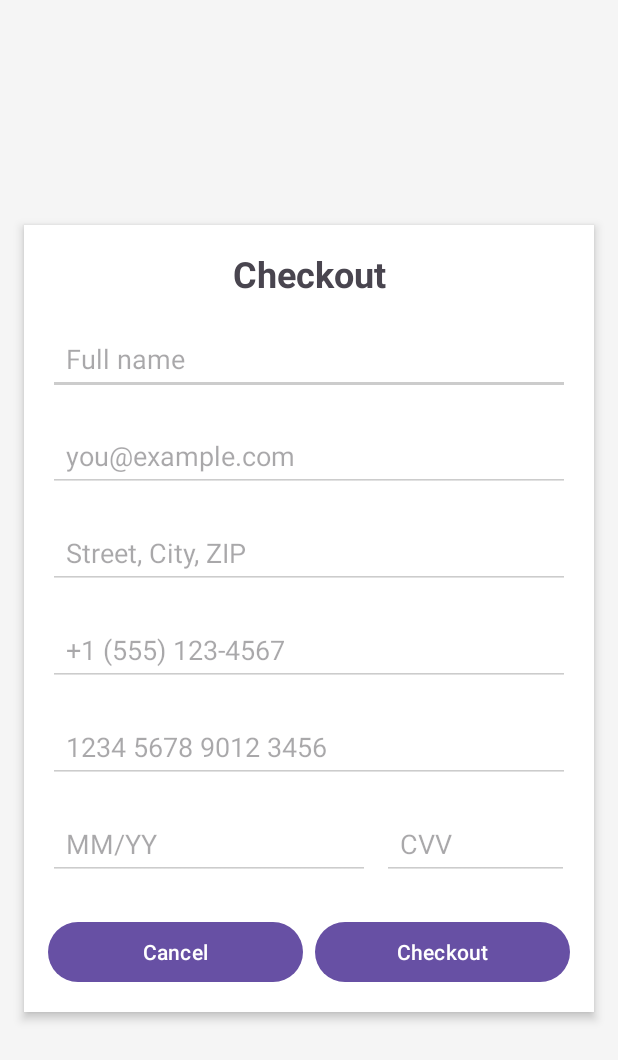
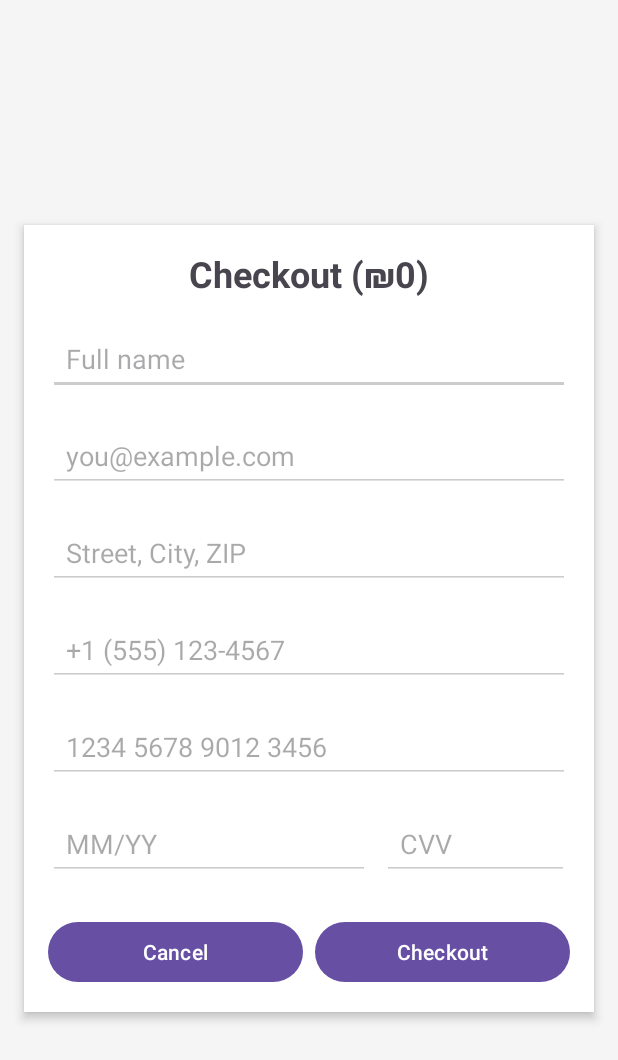
Before and after one commit to omarkashour/GamesAndroidApp, an Android app: the ShoppingCartActivity screen opened directly, with no data from a screen before it, after a tap on "Checkout", on a phone screen of 412 x 824 dp. Shown: the top 1060 px of the screen. Run offline under Robolectric (Android 15) with nearby library versions, the phone set to English and light mode, and no system bars.

Commit message:
Implemented checkout

```diff
--- a/app/src/main/java/com/example/gamesapp/CheckoutActivity.java
+++ b/app/src/main/java/com/example/gamesapp/CheckoutActivity.java
@@ -1,6 +1,14 @@
 package com.example.gamesapp;
 
+import android.content.Intent;
+import android.content.SharedPreferences;
 import android.os.Bundle;
+import android.preference.PreferenceManager;
+import android.util.Log;
+import android.widget.Button;
+import android.widget.EditText;
+import android.widget.TextView;
+import android.widget.Toast;
 
 import androidx.activity.EdgeToEdge;
 import androidx.appcompat.app.AppCompatActivity;
@@ -8,8 +16,31 @@ import androidx.core.graphics.Insets;
 import androidx.core.view.ViewCompat;
 import androidx.core.view.WindowInsetsCompat;
 
+import com.example.gamesapp.data_access.Game;
+import com.example.gamesapp.data_access.GameDAFactory;
+import com.example.gamesapp.data_access.IGameDA;
+import com.google.gson.Gson;
+import com.google.gson.reflect.TypeToken;
+
+import java.lang.reflect.Type;
+import java.util.List;
+
 public class CheckoutActivity extends AppCompatActivity {
 
+    private EditText editName;
+    private EditText editEmail;
+    private EditText editAddress;
+    private EditText editPhone;
+    private EditText editCC;
+    private EditText editExpiry;
+    private EditText editCvv;
+    private Button btnCancel;
+    private Button btnCheckout;
+    private TextView txtTitle;
+    private int total = 0;
+
+    SharedPreferences prefs;
+    SharedPreferences.Editor editor;
     @Override
     protected void onCreate(Bundle savedInstanceState) {
         super.onCreate(savedInstanceState);
@@ -20,5 +51,88 @@ public class CheckoutActivity extends AppCompatActivity {
             v.setPadding(systemBars.left, systemBars.top, systemBars.right, systemBars.bottom);
             return insets;
         });
+
+        setupViews();
+        setupPrefs();
+        handleCancel();
+        handleIntent();
+        handleCheckout();
+    }
+
+    private void handleCheckout() {
+        btnCheckout.setOnClickListener(e->{
+            String name = editName.getText().toString().trim();
+            String email = editEmail.getText().toString().trim();
+            String address = editAddress.getText().toString().trim();
+            String phone = editPhone.getText().toString().trim();
+            String cc = editCC.getText().toString().trim();
+            String expiry = editExpiry.getText().toString().trim();
+            String cvv = editCvv.getText().toString().trim();
+            Gson g = new Gson();
+
+            List<Game> cart = getCart();
+            String json = prefs.getString(MainActivity.GAMES,"");
+            Type type = new TypeToken<List<Game>>() {}.getType();
+            List<Game> games = g.fromJson(json, type);
+            if(cart != null){
+                for(Game cartGame : cart) {
+                    for (Game game : games) {
+                        if (cartGame.getTitle().equals(game.getTitle())) {
+                            game.setQuantity(game.getQuantity() - 1);
+                        }
+                    }
+                }
+            }
+            String json2 = g.toJson(games);
+            editor.putString(MainActivity.GAMES,json2);
+            editor.commit();
+            Toast.makeText(this, "Checkout Successful!", Toast.LENGTH_SHORT).show();
+            this.finish();
+
+        });
+    }
+
+
+    private List<Game> getCart() {
+        boolean flag = prefs.getBoolean(ItemDetailsActivity.FLAG_CART, false);
+        Gson gson = new Gson();
+        if (flag) {
+            String json = prefs.getString(ItemDetailsActivity.CART, "");
+            Type type = new TypeToken<List<Game>>() {
+            }.getType();
+            List<Game> cart = gson.fromJson(json, type);
+            return cart;
+        }
+        return null;
+    }
+
+    private void handleIntent() {
+        Intent intent = getIntent();
+        total = intent.getIntExtra(ShoppingCartActivity.TOTAL,0);
+        txtTitle.setText("Checkout (₪"+total+")");
+    }
+
+    private void handleCancel() {
+        btnCancel.setOnClickListener(e->{
+            this.finish();
+        });
+    }
+
+    private void setupViews() {
+        editName = findViewById(R.id.editName);
+        editEmail = findViewById(R.id.editEmail);
+        editAddress = findViewById(R.id.editAddress);
+        editPhone = findViewById(R.id.editPhone);
+        editCC = findViewById(R.id.editCC);
+        editExpiry = findViewById(R.id.editExpiry);
+        editCvv = findViewById(R.id.editCvv);
+        btnCancel = findViewById(R.id.btnCancel);
+        btnCheckout = findViewById(R.id.btnCheckout);
+        txtTitle = findViewById(R.id.txtTitle);
+    }
+
+    private void setupPrefs() {
+        prefs = PreferenceManager.getDefaultSharedPreferences(this);
+        editor = prefs.edit();
     }
 }
--- a/app/src/main/java/com/example/gamesapp/MainActivity.java
+++ b/app/src/main/java/com/example/gamesapp/MainActivity.java
@@ -74,6 +74,7 @@ public class MainActivity extends AppCompatActivity {
 
     }
 
+
     private void handleItemClick() {
 
         listGames.setOnItemClickListener((adapterView, view, i, l) -> {
@@ -104,7 +105,7 @@ public class MainActivity extends AppCompatActivity {
     }
 
     private void handleFilters(){
-        btnFilters.setOnClickListener(e->{ // here we have to display a popup filters menu
+        btnFilters.setOnClickListener(e->{
             Intent intent = new Intent(MainActivity.this, FiltersActivity.class);
             startActivity(intent);
         });
@@ -112,6 +113,7 @@ public class MainActivity extends AppCompatActivity {
 
     private void handleSearch(){
         btnSearch.setOnClickListener(e->{
+            checkPrefs(); // update games list before searching
             String gameTitle = editSearch.getText().toString().trim();
 //            Log.i("query", searchQuery);
             if(filters == null) {
--- a/app/src/main/java/com/example/gamesapp/ShoppingCartActivity.java
+++ b/app/src/main/java/com/example/gamesapp/ShoppingCartActivity.java
@@ -30,6 +30,7 @@ public class ShoppingCartActivity extends AppCompatActivity {
     private Button btnCheckout;
     private ListView listCart;
     private TextView txtTotalPrice;
+    static final String TOTAL = "TOTAL";
     private int total = 0;
     SharedPreferences prefs;
     SharedPreferences.Editor editor;
@@ -54,13 +55,19 @@ public class ShoppingCartActivity extends AppCompatActivity {
     private void handleCheckout() {
         btnCheckout.setOnClickListener(e->{
             Intent intent = new Intent(ShoppingCartActivity.this, CheckoutActivity.class);
-//            intent.putExtra()
+            intent.putExtra(TOTAL,total);
             startActivity(intent);
+            this.finish();
         });
     }
 
     private void handleClearCart() {
         btnClearCart.setOnClickListener(e->{
+            clearCart();
+        });
+    }
+
+     void clearCart() {
         boolean flag = prefs.getBoolean(ItemDetailsActivity.FLAG_CART, false);
         Gson gson = new Gson();
         if (flag) {
@@ -71,7 +78,6 @@ public class ShoppingCartActivity extends AppCompatActivity {
             fillView(cart);
             updateTotalPrice(cart);
         }
-        });
     }
 
     private void setupPrefs() {
--- a/app/src/main/res/layout/activity_checkout.xml
+++ b/app/src/main/res/layout/activity_checkout.xml
@@ -25,7 +25,7 @@
         android:layout_margin="16dp">
 
         <TextView
-            android:id="@+id/textView3"
+            android:id="@+id/txtTitle"
             android:layout_width="match_parent"
             android:layout_height="wrap_content"
             android:text="Checkout"
@@ -33,9 +33,8 @@
             android:textStyle="bold"
             android:gravity="center"/>
 
-        <!-- Name -->
         <EditText
-            android:id="@+id/inputName"
+            android:id="@+id/editName"
             android:layout_width="match_parent"
             android:layout_height="wrap_content"
             android:layout_marginTop="16dp"
@@ -45,7 +44,7 @@
             android:padding="12dp"/>
 
         <EditText
-            android:id="@+id/inputEmail"
+            android:id="@+id/editEmail"
             android:layout_width="match_parent"
             android:layout_height="wrap_content"
             android:layout_marginTop="16dp"
@@ -55,7 +54,7 @@
             android:padding="12dp"/>
 
         <EditText
-            android:id="@+id/inputAddress"
+            android:id="@+id/editAddress"
             android:layout_width="match_parent"
             android:layout_height="wrap_content"
             android:layout_marginTop="16dp"
@@ -65,7 +64,7 @@
             android:padding="12dp"/>
 
         <EditText
-            android:id="@+id/inputPhone"
+            android:id="@+id/editPhone"
             android:layout_width="match_parent"
             android:layout_height="wrap_content"
             android:layout_marginTop="16dp"
@@ -75,7 +74,7 @@
             android:padding="12dp"/>
 
         <EditText
-            android:id="@+id/inputCardNumber"
+            android:id="@+id/editCC"
             android:layout_width="match_parent"
             android:layout_height="wrap_content"
             android:layout_marginTop="16dp"
@@ -92,7 +91,7 @@
             android:layout_marginTop="16dp">
 
             <EditText
-                android:id="@+id/inputExpiry"
+                android:id="@+id/editExpiry"
                 android:layout_width="0dp"
                 android:layout_height="wrap_content"
                 android:layout_weight="0.6"
@@ -106,7 +105,7 @@
                 android:layout_height="wrap_content"/>
 
             <EditText
-                android:id="@+id/inputCvv"
+                android:id="@+id/editCvv"
                 android:layout_width="0dp"
                 android:layout_height="wrap_content"
                 android:layout_weight="0.35"
--- a/app/src/main/res/layout/activity_shopping_cart.xml
+++ b/app/src/main/res/layout/activity_shopping_cart.xml
@@ -5,10 +5,8 @@
     android:id="@+id/main"
     android:layout_width="match_parent"
     android:layout_height="match_parent"
-    android:background="#F5F5F5"
     android:padding="24dp">
 
-    <!-- Card container -->
     <LinearLayout
         android:id="@+id/cardContainer"
         android:layout_width="0dp"
```
Lines whose indentation alone changed are shown as unchanged.
